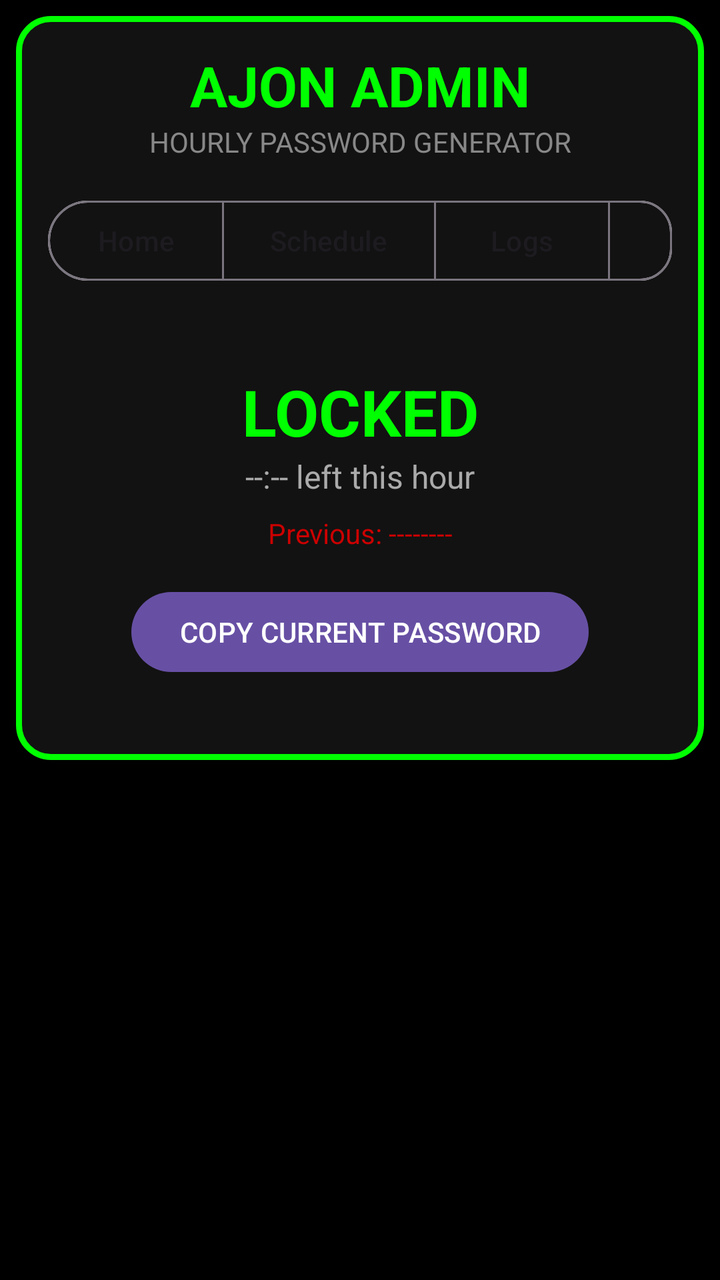
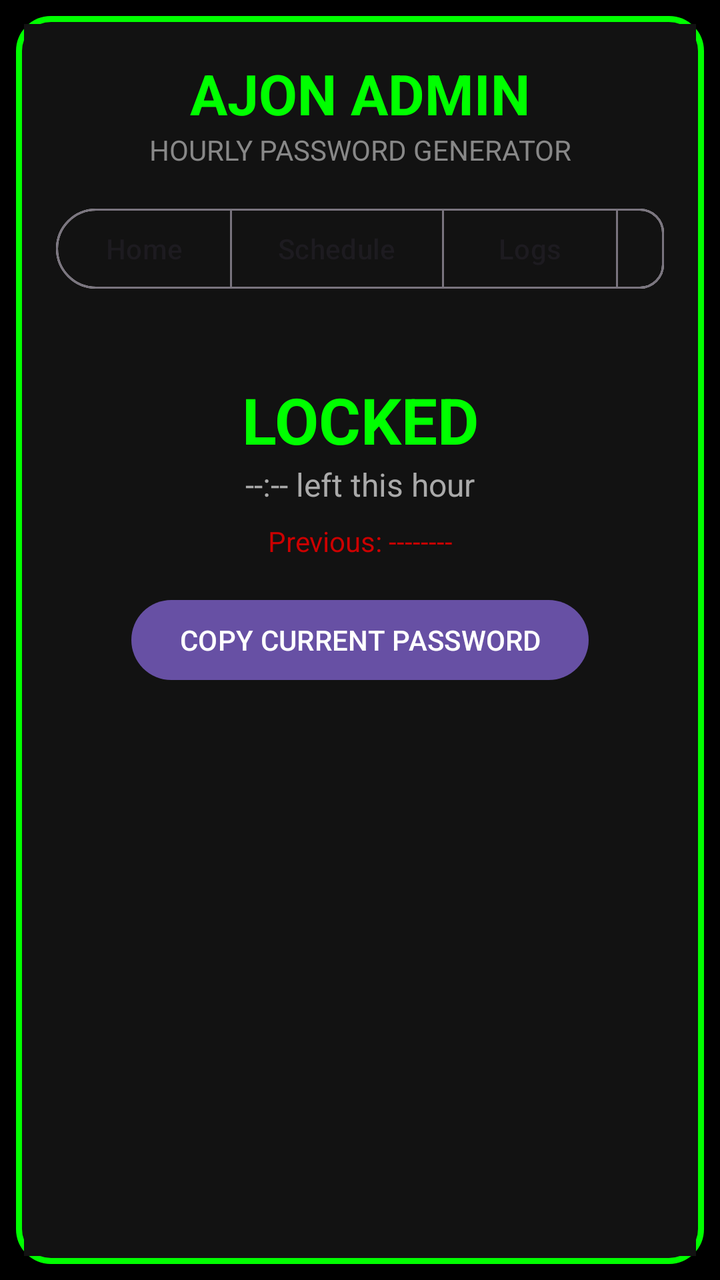

The first picture is an Android layout as it rendered before a commit; the second is the same layout after the commit. The layout source and the unified diff follow.
<!-- AndroidManifest.xml: application theme Theme.Material3.DayNight.NoActionBar -->
<!-- res/layout/activity_main.xml -->
<?xml version="1.0" encoding="utf-8"?>
<ScrollView xmlns:android="http://schemas.android.com/apk/res/android"
    xmlns:app="http://schemas.android.com/apk/res-auto"
    android:layout_width="match_parent"
    android:layout_height="match_parent"
    android:background="#000000">

    <LinearLayout
        android:layout_width="match_parent"
        android:layout_height="wrap_content"
        android:orientation="vertical"
        android:padding="16dp"
        android:layout_margin="8dp"
        android:background="@drawable/neon_border">

        
        <TextView
            android:layout_width="match_parent"
            android:layout_height="wrap_content"
            android:text="AJON ADMIN"
            android:textColor="#00FF00"
            android:textSize="28sp"
            android:textStyle="bold"
            android:gravity="center" />

        <TextView
            android:layout_width="match_parent"
            android:layout_height="wrap_content"
            android:text="HOURLY PASSWORD GENERATOR"
            android:textColor="#888888"
            android:textSize="14sp"
            android:gravity="center"
            android:layout_marginBottom="16dp" />

        
        <com.google.android.material.button.MaterialButtonToggleGroup
            android:id="@+id/toggleGroup"
            android:layout_width="match_parent"
            android:layout_height="wrap_content"
            android:layout_marginBottom="16dp"
            app:singleSelection="true"
            app:selectionRequired="true">

            <Button
                android:id="@+id/btnTabHome"
                style="?attr/materialButtonOutlinedStyle"
                android:layout_width="wrap_content"
                android:layout_height="wrap_content"
                android:text="Home" />

            <Button
                android:id="@+id/btnTabSchedule"
                style="?attr/materialButtonOutlinedStyle"
                android:layout_width="wrap_content"
                android:layout_height="wrap_content"
                android:text="Schedule" />

            <Button
                android:id="@+id/btnTabLogs"
                style="?attr/materialButtonOutlinedStyle"
                android:layout_width="wrap_content"
                android:layout_height="wrap_content"
                android:text="Logs" />

            <Button
                android:id="@+id/btnTabAdmin"
                style="?attr/materialButtonOutlinedStyle"
                android:layout_width="wrap_content"
                android:layout_height="wrap_content"
                android:text="Admin" />
        </com.google.android.material.button.MaterialButtonToggleGroup>

        
        <LinearLayout
            android:id="@+id/llHomeContent"
            android:layout_width="match_parent"
            android:layout_height="wrap_content"
            android:orientation="vertical"
            android:gravity="center">

            <TextView
                android:id="@+id/tvCurrentPassword"
                android:layout_width="match_parent"
                android:layout_height="wrap_content"
                android:text="LOCKED"
                android:textColor="#00FF00"
                android:textSize="32sp"
                android:textStyle="bold"
                android:gravity="center"
                android:layout_marginTop="24dp"/>

            <TextView
                android:id="@+id/tvCountdown"
                android:layout_width="match_parent"
                android:layout_height="wrap_content"
                android:text="--:-- left this hour"
                android:textColor="#AAAAAA"
                android:textSize="16sp"
                android:gravity="center"
                android:layout_marginBottom="8dp" />

            <TextView
                android:id="@+id/tvPastPassword"
                android:layout_width="match_parent"
                android:layout_height="wrap_content"
                android:text="Previous: --------"
                android:textColor="#CC0000"
                android:textSize="14sp"
                android:gravity="center"
                android:layout_marginBottom="16dp" />

            <Button
                android:id="@+id/btnCopyCurrent"
                android:layout_width="wrap_content"
                android:layout_height="wrap_content"
                android:text="COPY CURRENT PASSWORD"
                android:layout_gravity="center"
                android:layout_marginBottom="24dp" />
        </LinearLayout>

        
        <LinearLayout
            android:id="@+id/llScheduleContent"
            android:layout_width="match_parent"
            android:layout_height="wrap_content"
            android:orientation="vertical"
            android:visibility="gone">

            <LinearLayout
                android:id="@+id/llPasswordList"
                android:layout_width="match_parent"
                android:layout_height="wrap_content"
                android:orientation="vertical" />
        </LinearLayout>

        
        <LinearLayout
            android:id="@+id/llLogsContent"
            android:layout_width="match_parent"
            android:layout_height="wrap_content"
            android:orientation="vertical"
            android:visibility="gone">

            <TextView
                android:id="@+id/tvTotalMoney"
                android:layout_width="match_parent"
                android:layout_height="wrap_content"
                android:text="Total Received: UGX 0"
                android:textColor="#00FF00"
                android:textSize="20sp"
                android:textStyle="bold"
                android:gravity="center"
                android:layout_marginBottom="16dp" />

            <LinearLayout
                android:id="@+id/llTransactionLog"
                android:layout_width="match_parent"
                android:layout_height="wrap_content"
                android:orientation="vertical" />
        </LinearLayout>

        
        <LinearLayout
            android:id="@+id/llAdminContent"
            android:layout_width="match_parent"
            android:layout_height="wrap_content"
            android:orientation="vertical"
            android:gravity="center"
            android:visibility="gone">

            <TextView
                android:layout_width="match_parent"
                android:layout_height="wrap_content"
                android:text="Admin Panel"
                android:textColor="#FFFFFF"
                android:textSize="20sp"
                android:gravity="center"
                android:layout_marginBottom="16dp" />

            <EditText
                android:id="@+id/etAdminPin"
                android:layout_width="match_parent"
                android:layout_height="wrap_content"
                android:hint="Enter Admin PIN"
                android:inputType="textPassword"
                android:textColor="#FFFFFF"
                android:textColorHint="#888888"
                android:gravity="center"
                android:layout_marginBottom="16dp" />

            <Button
                android:id="@+id/btnUnlockAdmin"
                android:layout_width="wrap_content"
                android:layout_height="wrap_content"
                android:text="UNLOCK ADMIN" />

            <TextView
                android:id="@+id/tvAdminStatus"
                android:layout_width="match_parent"
                android:layout_height="wrap_content"
                android:text="Status: Locked"
                android:textColor="#FF4444"
                android:textSize="16sp"
                android:gravity="center"
                android:layout_marginTop="16dp" />

            <Button
                android:id="@+id/btnStart"
                android:layout_width="match_parent"
                android:layout_height="wrap_content"
                android:text="START 24/7 ACTIVATOR"
                android:textSize="18sp"
                android:layout_marginTop="24dp" />
        </LinearLayout>

    </LinearLayout>
</ScrollView>
<!-- resources referenced by this layout -->
<resources>
  <!-- drawable neon_border (drawable) -->
  <?xml version="1.0" encoding="utf-8"?>
  <shape xmlns:android="http://schemas.android.com/apk/res/android">
      <stroke android:width="3dp" android:color="#00FF00" />
      <corners android:radius="16dp" />
      <solid android:color="#121212" />
  </shape>
</resources>

<!-- the commit's change to res/layout/activity_main.xml (unified diff, before → after) -->
@@ -1,217 +1,230 @@
 <?xml version="1.0" encoding="utf-8"?>
-<ScrollView xmlns:android="http://schemas.android.com/apk/res/android"
+<FrameLayout xmlns:android="http://schemas.android.com/apk/res/android"
     xmlns:app="http://schemas.android.com/apk/res-auto"
     android:layout_width="match_parent"
     android:layout_height="match_parent"
-    android:background="#000000">
+    android:background="#000000"
+    android:padding="8dp">
 
     <LinearLayout
         android:layout_width="match_parent"
-        android:layout_height="wrap_content"
-        android:orientation="vertical"
-        android:padding="16dp"
-        android:layout_margin="8dp"
-        android:background="@drawable/neon_border">
-
-        
-        <TextView
+        android:layout_height="match_parent"
+        android:background="@drawable/neon_border"
+        android:padding="4dp">
+
+        <ScrollView
             android:layout_width="match_parent"
-            android:layout_height="wrap_content"
-            android:text="AJON ADMIN"
-            android:textColor="#00FF00"
-            android:textSize="28sp"
-            android:textStyle="bold"
-            android:gravity="center" />
-
-        <TextView
-            android:layout_width="match_parent"
-            android:layout_height="wrap_content"
-            android:text="HOURLY PASSWORD GENERATOR"
-            android:textColor="#888888"
-            android:textSize="14sp"
-            android:gravity="center"
-            android:layout_marginBottom="16dp" />
-
-        
-        <com.google.android.material.button.MaterialButtonToggleGroup
-            android:id="@+id/toggleGroup"
-            android:layout_width="match_parent"
-            android:layout_height="wrap_content"
-            android:layout_marginBottom="16dp"
-            app:singleSelection="true"
-            app:selectionRequired="true">
-
-            <Button
-                android:id="@+id/btnTabHome"
-                style="?attr/materialButtonOutlinedStyle"
-                android:layout_width="wrap_content"
-                android:layout_height="wrap_content"
-                android:text="Home" />
-
-            <Button
-                android:id="@+id/btnTabSchedule"
-                style="?attr/materialButtonOutlinedStyle"
-                android:layout_width="wrap_content"
-                android:layout_height="wrap_content"
-                android:text="Schedule" />
-
-            <Button
-                android:id="@+id/btnTabLogs"
-                style="?attr/materialButtonOutlinedStyle"
-                android:layout_width="wrap_content"
-                android:layout_height="wrap_content"
-                android:text="Logs" />
-
-            <Button
-                android:id="@+id/btnTabAdmin"
-                style="?attr/materialButtonOutlinedStyle"
-                android:layout_width="wrap_content"
-                android:layout_height="wrap_content"
-                android:text="Admin" />
-        </com.google.android.material.button.MaterialButtonToggleGroup>
-
-        
-        <LinearLayout
-            android:id="@+id/llHomeContent"
-            android:layout_width="match_parent"
-            android:layout_height="wrap_content"
-            android:orientation="vertical"
-            android:gravity="center">
-
-            <TextView
-                android:id="@+id/tvCurrentPassword"
+            android:layout_height="match_parent"
+            android:background="#121212"
+            android:fillViewport="true">
+
+            <LinearLayout
                 android:layout_width="match_parent"
                 android:layout_height="wrap_content"
-                android:text="LOCKED"
-                android:textColor="#00FF00"
-                android:textSize="32sp"
-                android:textStyle="bold"
-                android:gravity="center"
-                android:layout_marginTop="24dp"/>
-
-            <TextView
-                android:id="@+id/tvCountdown"
-                android:layout_width="match_parent"
-                android:layout_height="wrap_content"
-                android:text="--:-- left this hour"
-                android:textColor="#AAAAAA"
-                android:textSize="16sp"
-                android:gravity="center"
-                android:layout_marginBottom="8dp" />
-
-            <TextView
-                android:id="@+id/tvPastPassword"
-                android:layout_width="match_parent"
-                android:layout_height="wrap_content"
-                android:text="Previous: --------"
-                android:textColor="#CC0000"
-                android:textSize="14sp"
-                android:gravity="center"
-                android:layout_marginBottom="16dp" />
-
-            <Button
-                android:id="@+id/btnCopyCurrent"
-                android:layout_width="wrap_content"
-                android:layout_height="wrap_content"
-                android:text="COPY CURRENT PASSWORD"
-                android:layout_gravity="center"
-                android:layout_marginBottom="24dp" />
-        </LinearLayout>
-
-        
-        <LinearLayout
-            android:id="@+id/llScheduleContent"
-            android:layout_width="match_parent"
-            android:layout_height="wrap_content"
-            android:orientation="vertical"
-            android:visibility="gone">
-
-            <LinearLayout
-                android:id="@+id/llPasswordList"
-                android:layout_width="match_parent"
-                android:layout_height="wrap_content"
-                android:orientation="vertical" />
-        </LinearLayout>
-
-        
-        <LinearLayout
-            android:id="@+id/llLogsContent"
-            android:layout_width="match_parent"
-            android:layout_height="wrap_content"
-            android:orientation="vertical"
-            android:visibility="gone">
-
-            <TextView
-                android:id="@+id/tvTotalMoney"
-                android:layout_width="match_parent"
-                android:layout_height="wrap_content"
-                android:text="Total Received: UGX 0"
-                android:textColor="#00FF00"
-                android:textSize="20sp"
-                android:textStyle="bold"
-                android:gravity="center"
-                android:layout_marginBottom="16dp" />
-
-            <LinearLayout
-                android:id="@+id/llTransactionLog"
-                android:layout_width="match_parent"
-                android:layout_height="wrap_content"
-                android:orientation="vertical" />
-        </LinearLayout>
-
-        
-        <LinearLayout
-            android:id="@+id/llAdminContent"
-            android:layout_width="match_parent"
-            android:layout_height="wrap_content"
-            android:orientation="vertical"
-            android:gravity="center"
-            android:visibility="gone">
-
-            <TextView
-                android:layout_width="match_parent"
-                android:layout_height="wrap_content"
-                android:text="Admin Panel"
-                android:textColor="#FFFFFF"
-                android:textSize="20sp"
-                android:gravity="center"
-                android:layout_marginBottom="16dp" />
-
-            <EditText
-                android:id="@+id/etAdminPin"
-                android:layout_width="match_parent"
-                android:layout_height="wrap_content"
-                android:hint="Enter Admin PIN"
-                android:inputType="textPassword"
-                android:textColor="#FFFFFF"
-                android:textColorHint="#888888"
-                android:gravity="center"
-                android:layout_marginBottom="16dp" />
-
-            <Button
-                android:id="@+id/btnUnlockAdmin"
-                android:layout_width="wrap_content"
-                android:layout_height="wrap_content"
-                android:text="UNLOCK ADMIN" />
-
-            <TextView
-                android:id="@+id/tvAdminStatus"
-                android:layout_width="match_parent"
-                android:layout_height="wrap_content"
-                android:text="Status: Locked"
-                android:textColor="#FF4444"
-                android:textSize="16sp"
-                android:gravity="center"
-                android:layout_marginTop="16dp" />
-
-            <Button
-                android:id="@+id/btnStart"
-                android:layout_width="match_parent"
-                android:layout_height="wrap_content"
-                android:text="START 24/7 ACTIVATOR"
-                android:textSize="18sp"
-                android:layout_marginTop="24dp" />
-        </LinearLayout>
-
+                android:orientation="vertical"
+                android:padding="16dp">
+
+                
+                <TextView
+                    android:layout_width="match_parent"
+                    android:layout_height="wrap_content"
+                    android:text="AJON ADMIN"
+                    android:textColor="#00FF00"
+                    android:textSize="28sp"
+                    android:textStyle="bold"
+                    android:gravity="center" />
+
+                <TextView
+                    android:layout_width="match_parent"
+                    android:layout_height="wrap_content"
+                    android:text="HOURLY PASSWORD GENERATOR"
+                    android:textColor="#888888"
+                    android:textSize="14sp"
+                    android:gravity="center"
+                    android:layout_marginBottom="16dp" />
+
+                
+                <com.google.android.material.button.MaterialButtonToggleGroup
+                    android:id="@+id/toggleGroup"
+                    android:layout_width="match_parent"
+                    android:layout_height="wrap_content"
+                    android:layout_marginBottom="16dp"
+                    app:singleSelection="true"
+                    app:selectionRequired="true">
+
+                    <Button
+                        android:id="@+id/btnTabHome"
+                        style="?attr/materialButtonOutlinedStyle"
+                        android:layout_width="wrap_content"
+                        android:layout_height="wrap_content"
+                        android:text="Home" />
+
+                    <Button
+                        android:id="@+id/btnTabSchedule"
+                        style="?attr/materialButtonOutlinedStyle"
+                        android:layout_width="wrap_content"
+                        android:layout_height="wrap_content"
+                        android:text="Schedule" />
+
+                    <Button
+                        android:id="@+id/btnTabLogs"
+                        style="?attr/materialButtonOutlinedStyle"
+                        android:layout_width="wrap_content"
+                        android:layout_height="wrap_content"
+                        android:text="Logs" />
+
+                    <Button
+                        android:id="@+id/btnTabAdmin"
+                        style="?attr/materialButtonOutlinedStyle"
+                        android:layout_width="wrap_content"
+                        android:layout_height="wrap_content"
+                        android:text="Admin" />
+                </com.google.android.material.button.MaterialButtonToggleGroup>
+
+                
+                <LinearLayout
+                    android:id="@+id/llHomeContent"
+                    android:layout_width="match_parent"
+                    android:layout_height="wrap_content"
+                    android:orientation="vertical"
+                    android:gravity="center">
+
+                    <TextView
+                        android:id="@+id/tvCurrentPassword"
+                        android:layout_width="match_parent"
+                        android:layout_height="wrap_content"
+                        android:text="LOCKED"
+                        android:textColor="#00FF00"
+                        android:textSize="32sp"
+                        android:textStyle="bold"
+                        android:gravity="center"
+                        android:layout_marginTop="24dp"/>
+
+                    <TextView
+                        android:id="@+id/tvCountdown"
+                        android:layout_width="match_parent"
+                        android:layout_height="wrap_content"
+                        android:text="--:-- left this hour"
+                        android:textColor="#AAAAAA"
+                        android:textSize="16sp"
+                        android:gravity="center"
+                        android:layout_marginBottom="8dp" />
+
+                    <TextView
+                        android:id="@+id/tvPastPassword"
+                        android:layout_width="match_parent"
+                        android:layout_height="wrap_content"
+                        android:text="Previous: --------"
+                        android:textColor="#CC0000"
+                        android:textSize="14sp"
+                        android:gravity="center"
+                        android:layout_marginBottom="16dp" />
+
+                    <Button
+                        android:id="@+id/btnCopyCurrent"
+                        android:layout_width="wrap_content"
+                        android:layout_height="wrap_content"
+                        android:text="COPY CURRENT PASSWORD"
+                        android:layout_gravity="center"
+                        android:layout_marginBottom="24dp" />
+                </LinearLayout>
+
+                
+                <LinearLayout
+                    android:id="@+id/llScheduleContent"
+                    android:layout_width="match_parent"
+                    android:layout_height="wrap_content"
+                    android:orientation="vertical"
+                    android:visibility="gone">
+
+                    <LinearLayout
+                        android:id="@+id/llPasswordList"
+                        android:layout_width="match_parent"
+                        android:layout_height="wrap_content"
+                        android:orientation="vertical" />
+                </LinearLayout>
+
+                
+                <LinearLayout
+                    android:id="@+id/llLogsContent"
+                    android:layout_width="match_parent"
+                    android:layout_height="wrap_content"
+                    android:orientation="vertical"
+                    android:visibility="gone">
+
+                    <TextView
+                        android:id="@+id/tvTotalMoney"
+                        android:layout_width="match_parent"
+                        android:layout_height="wrap_content"
+                        android:text="Total Received: UGX 0"
+                        android:textColor="#00FF00"
+                        android:textSize="20sp"
+                        android:textStyle="bold"
+                        android:gravity="center"
+                        android:layout_marginBottom="16dp" />
+
+                    <LinearLayout
+                        android:id="@+id/llTransactionLog"
+                        android:layout_width="match_parent"
+                        android:layout_height="wrap_content"
+                        android:orientation="vertical" />
+                </LinearLayout>
+
+                
+                <LinearLayout
+                    android:id="@+id/llAdminContent"
+                    android:layout_width="match_parent"
+                    android:layout_height="wrap_content"
+                    android:orientation="vertical"
+                    android:gravity="center"
+                    android:visibility="gone">
+
+                    <TextView
+                        android:layout_width="match_parent"
+                        android:layout_height="wrap_content"
+                        android:text="Admin Panel"
+                        android:textColor="#FFFFFF"
+                        android:textSize="20sp"
+                        android:gravity="center"
+                        android:layout_marginBottom="16dp" />
+
+                    <EditText
+                        android:id="@+id/etAdminPin"
+                        android:layout_width="match_parent"
+                        android:layout_height="wrap_content"
+                        android:hint="Enter Admin PIN"
+                        android:inputType="textPassword"
+                        android:textColor="#FFFFFF"
+                        android:textColorHint="#888888"
+                        android:gravity="center"
+                        android:layout_marginBottom="16dp" />
+
+                    <Button
+                        android:id="@+id/btnUnlockAdmin"
+                        android:layout_width="wrap_content"
+                        android:layout_height="wrap_content"
+                        android:text="UNLOCK ADMIN" />
+
+                    <TextView
+                        android:id="@+id/tvAdminStatus"
+                        android:layout_width="match_parent"
+                        android:layout_height="wrap_content"
+                        android:text="Status: Locked"
+                        android:textColor="#FF4444"
+                        android:textSize="16sp"
+                        android:gravity="center"
+                        android:layout_marginTop="16dp" />
+
+                    <Button
+                        android:id="@+id/btnStart"
+                        android:layout_width="match_parent"
+                        android:layout_height="wrap_content"
+                        android:text="START 24/7 ACTIVATOR"
+                        android:textSize="18sp"
+                        android:layout_marginTop="24dp" />
+                </LinearLayout>
+
+            </LinearLayout>
+        </ScrollView>
     </LinearLayout>
-</ScrollView>
+</FrameLayout>
